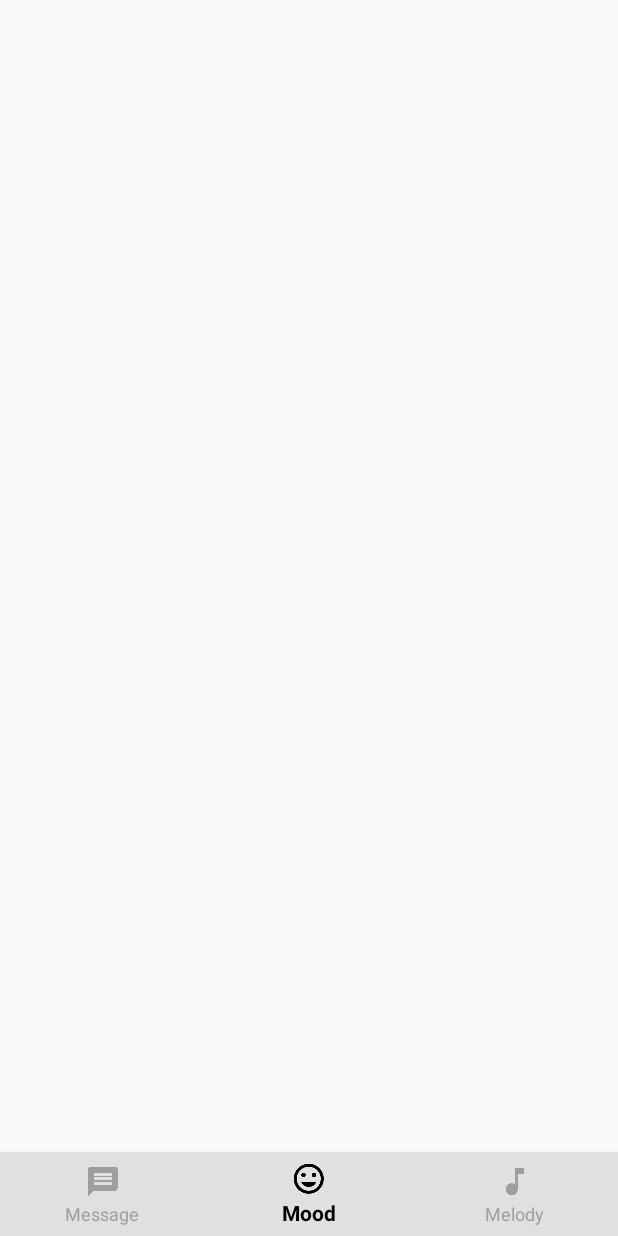
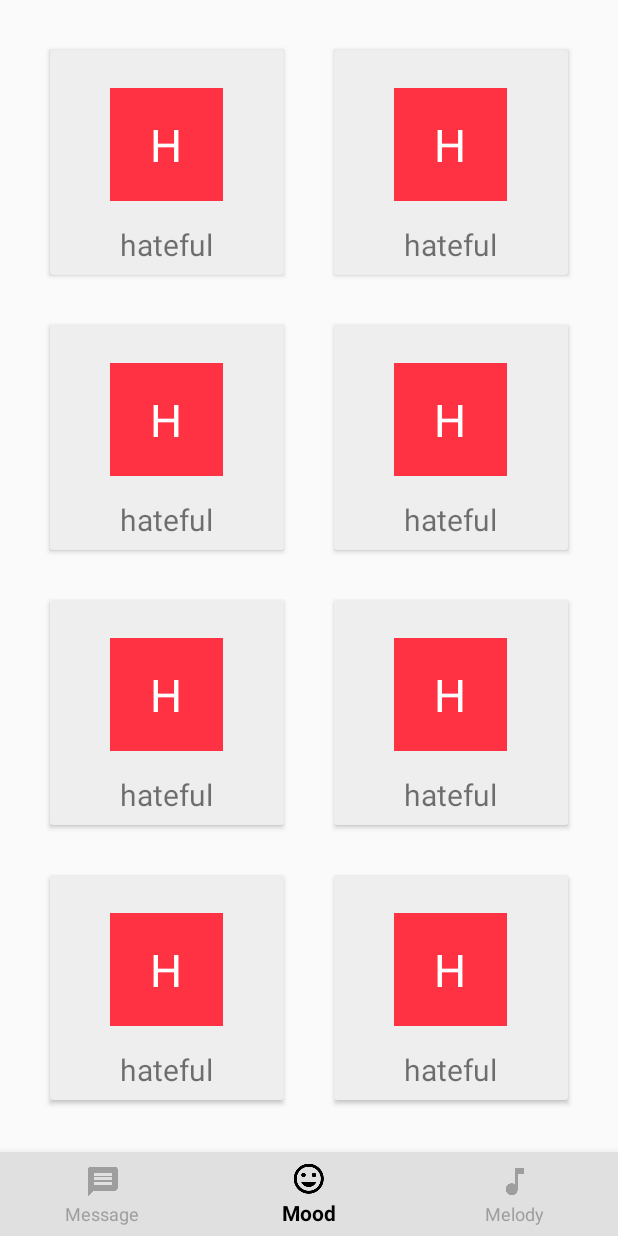
Before and after one commit to dannylui91/SignBoardClient, an Android app: the screen it shows after launch (MainActivity), item 2 of the bottom bar chosen, on a phone screen of 412 x 824 dp. Run offline under Robolectric (Android 15) with nearby library versions, the phone set to English and light mode, and no system bars; our stand-ins replace ButterKnife, Firebase (no records; nobody signed in at launch, a user with empty details on screens opened directly).

Commit message:
basic grid layout for mood fragment

```diff
--- a/app/build.gradle
+++ b/app/build.gradle
@@ -25,9 +25,13 @@ dependencies {
         exclude group: 'com.android.support', module: 'support-annotations'
     })
     implementation 'com.android.support:appcompat-v7:25.3.1'
+    implementation 'com.android.support:recyclerview-v7:25.3.1'
+    implementation 'com.android.support:cardview-v7:25.3.1'
     implementation 'com.android.support:design:25.3.1'
     testImplementation 'junit:junit:4.12'
     implementation 'com.android.support.constraint:constraint-layout:1.0.2'
+
+    compile 'de.hdodenhof:circleimageview:2.1.0'
 
     // Firebase
     compile 'com.google.firebase:firebase-core:10.2.6'
--- /dev/null
+++ b/app/src/main/java/com/example/testing/signboardclient/model/Mood.java
@@ -0,0 +1,31 @@
+package com.example.testing.signboardclient.model;
+
+/**
+ * Created by dannylui on 6/3/17.
+ */
+
+public class Mood {
+    private String moodText;
+    private String moodColor;
+
+    public Mood(String moodText, String moodColor) {
+        this.moodText = moodText;
+        this.moodColor = moodColor;
+    }
+
+    public String getMoodText() {
+        return moodText;
+    }
+
+    public String getMoodColor() {
+        return moodColor;
+    }
+
+    public void setMoodText(String moodText) {
+        this.moodText = moodText;
+    }
+
+    public void setMoodColor(String moodColor) {
+        this.moodColor = moodColor;
+    }
+}
--- a/app/src/main/java/com/example/testing/signboardclient/ui/melody/MelodyFragment.java
+++ b/app/src/main/java/com/example/testing/signboardclient/ui/melody/MelodyFragment.java
@@ -19,4 +19,10 @@ public class MelodyFragment extends Fragment {
     public View onCreateView(LayoutInflater inflater, @Nullable ViewGroup container, @Nullable Bundle savedInstanceState) {
         return inflater.inflate(R.layout.fragment_melody, container, false);
     }
+
+    @Override
+    public void onViewCreated(View view, @Nullable Bundle savedInstanceState) {
+        super.onViewCreated(view, savedInstanceState);
+
+    }
 }
--- /dev/null
+++ b/app/src/main/java/com/example/testing/signboardclient/ui/mood/MoodAdapter.java
@@ -0,0 +1,42 @@
+package com.example.testing.signboardclient.ui.mood;
+
+import android.support.v7.widget.RecyclerView;
+import android.view.LayoutInflater;
+import android.view.View;
+import android.view.ViewGroup;
+
+import com.example.testing.signboardclient.R;
+import com.example.testing.signboardclient.model.Mood;
+
+import java.util.ArrayList;
+import java.util.List;
+
+/**
+ * Created by dannylui on 6/3/17.
+ */
+
+public class MoodAdapter extends RecyclerView.Adapter<MoodHolder> {
+    private List<Mood> moods = new ArrayList<>();
+
+    @Override
+    public MoodHolder onCreateViewHolder(ViewGroup viewGroup, int i) {
+        View itemView = LayoutInflater.from(viewGroup.getContext()).inflate(R.layout.item_mood, viewGroup, false);
+        return new MoodHolder(itemView);
+    }
+
+    @Override
+    public void onBindViewHolder(MoodHolder moodHolder, int i) {
+        moodHolder.bind(moods.get(i));
+    }
+
+    @Override
+    public int getItemCount() {
+        return moods.size();
+    }
+
+    public void setData(List<Mood> moods) {
+        this.moods.clear();
+        this.moods.addAll(moods);
+        notifyDataSetChanged();
+    }
+}
--- a/app/src/main/java/com/example/testing/signboardclient/ui/mood/MoodFragment.java
+++ b/app/src/main/java/com/example/testing/signboardclient/ui/mood/MoodFragment.java
@@ -1,22 +1,91 @@
 package com.example.testing.signboardclient.ui.mood;
 
+import android.graphics.Rect;
 import android.os.Bundle;
 import android.support.annotation.Nullable;
 import android.support.v4.app.Fragment;
+import android.support.v7.widget.GridLayoutManager;
+import android.support.v7.widget.RecyclerView;
 import android.view.LayoutInflater;
 import android.view.View;
 import android.view.ViewGroup;
 
 import com.example.testing.signboardclient.R;
+import com.example.testing.signboardclient.model.Mood;
+
+import java.util.ArrayList;
+import java.util.List;
+
+import butterknife.BindView;
+import butterknife.ButterKnife;
 
 /**
  * Created by dannylui on 6/3/17.
  */
 
 public class MoodFragment extends Fragment {
+    @BindView(R.id.rv_mood) RecyclerView recyclerView;
+
     @Nullable
     @Override
     public View onCreateView(LayoutInflater inflater, @Nullable ViewGroup container, @Nullable Bundle savedInstanceState) {
         return inflater.inflate(R.layout.fragment_mood, container, false);
     }
+
+    @Override
+    public void onViewCreated(View view, @Nullable Bundle savedInstanceState) {
+        super.onViewCreated(view, savedInstanceState);
+        ButterKnife.bind(this, view);
+        recyclerView.setLayoutManager(new GridLayoutManager(getActivity(), 2));
+        recyclerView.addItemDecoration(new GridSpacingItemDecoration(2, 50, true));
+        recyclerView.setAdapter(new MoodAdapter());
+
+        List<Mood> moods = new ArrayList<>();
+        moods.add(new Mood("Angry", "#113322"));
+        moods.add(new Mood("Angry", "#113322"));
+        moods.add(new Mood("Angry", "#113322"));
+        moods.add(new Mood("Angry", "#113322"));
+        moods.add(new Mood("Angry", "#113322"));
+        moods.add(new Mood("Angry", "#113322"));
+        moods.add(new Mood("Angry", "#113322"));
+        moods.add(new Mood("Angry", "#113322"));
+
+        MoodAdapter adapter = (MoodAdapter) recyclerView.getAdapter();
+        adapter.setData(moods);
+    }
+
+    public class GridSpacingItemDecoration extends RecyclerView.ItemDecoration {
+
+        private int spanCount;
+        private int spacing;
+        private boolean includeEdge;
+
+        public GridSpacingItemDecoration(int spanCount, int spacing, boolean includeEdge) {
+            this.spanCount = spanCount;
+            this.spacing = spacing;
+            this.includeEdge = includeEdge;
+        }
+
+        @Override
+        public void getItemOffsets(Rect outRect, View view, RecyclerView parent, RecyclerView.State state) {
+            int position = parent.getChildAdapterPosition(view); // item position
+            int column = position % spanCount; // item column
+
+            if (includeEdge) {
+                outRect.left = spacing - column * spacing / spanCount; // spacing - column * ((1f / spanCount) * spacing)
+                outRect.right = (column + 1) * spacing / spanCount; // (column + 1) * ((1f / spanCount) * spacing)
+
+                if (position < spanCount) { // top edge
+                    outRect.top = spacing;
+                }
+                outRect.bottom = spacing; // item bottom
+            } else {
+                outRect.left = column * spacing / spanCount; // column * ((1f / spanCount) * spacing)
+                outRect.right = spacing - (column + 1) * spacing / spanCount; // spacing - (column + 1) * ((1f /    spanCount) * spacing)
+                if (position >= spanCount) {
+                    outRect.top = spacing; // item top
+                }
+            }
+        }
+    }
 }
--- /dev/null
+++ b/app/src/main/java/com/example/testing/signboardclient/ui/mood/MoodHolder.java
@@ -0,0 +1,20 @@
+package com.example.testing.signboardclient.ui.mood;
+
+import android.support.v7.widget.RecyclerView;
+import android.view.View;
+
+import com.example.testing.signboardclient.model.Mood;
+
+/**
+ * Created by dannylui on 6/3/17.
+ */
+
+public class MoodHolder extends RecyclerView.ViewHolder {
+    public MoodHolder(View itemView) {
+        super(itemView);
+    }
+
+    public void bind(Mood mood) {
+
+    }
+}
--- a/app/src/main/res/layout/fragment_mood.xml
+++ b/app/src/main/res/layout/fragment_mood.xml
@@ -4,4 +4,10 @@
               android:layout_width="match_parent"
               android:layout_height="match_parent">
 
+    <android.support.v7.widget.RecyclerView
+        android:id="@+id/rv_mood"
+        android:layout_width="match_parent"
+        android:layout_height="match_parent">
+    </android.support.v7.widget.RecyclerView>
+
 </LinearLayout>
--- /dev/null
+++ b/app/src/main/res/layout/item_mood.xml
@@ -0,0 +1,35 @@
+<?xml version="1.0" encoding="utf-8"?>
+<android.support.v7.widget.CardView xmlns:android="http://schemas.android.com/apk/res/android"
+                                    android:layout_width="match_parent"
+                                    android:layout_height="150dp">
+
+    <RelativeLayout
+        android:layout_width="match_parent"
+        android:layout_height="match_parent"
+        android:background="#33AAAAAA">
+
+        <TextView
+            android:id="@+id/civ_mood_color"
+            android:layout_width="75dp"
+            android:layout_height="75dp"
+            android:layout_centerHorizontal="true"
+            android:layout_marginTop="25dp"
+            android:background="#FF3244"
+            android:gravity="center"
+            android:text="H"
+            android:textColor="@color/white"
+            android:textSize="30sp"/>
+
+        <TextView
+            android:id="@+id/tv_mood_text"
+            android:layout_width="wrap_content"
+            android:layout_height="wrap_content"
+            android:layout_below="@id/civ_mood_color"
+            android:layout_centerInParent="true"
+            android:layout_marginTop="15dp"
+            android:text="hateful"
+            android:textSize="20sp"/>
+
+    </RelativeLayout>
+
+</android.support.v7.widget.CardView>
--- /dev/null
+++ b/app/src/main/res/values/dimens.xml
@@ -0,0 +1,3 @@
+<?xml version="1.0" encoding="utf-8"?>
+<resources>
+</resources>
```
